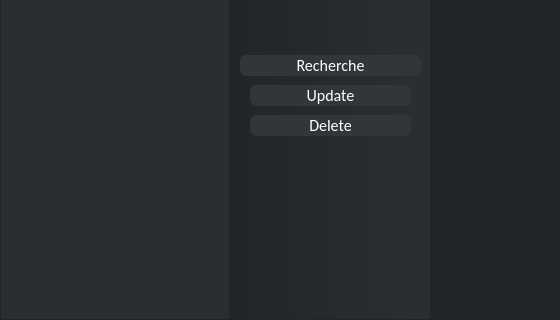
Old version of the form mainwindow.ui in the repository Hamzabensaid/ProjetControl; both pictures show x 0 to 560 and y 375 to 695 of the 1195 by 695 pixel window.
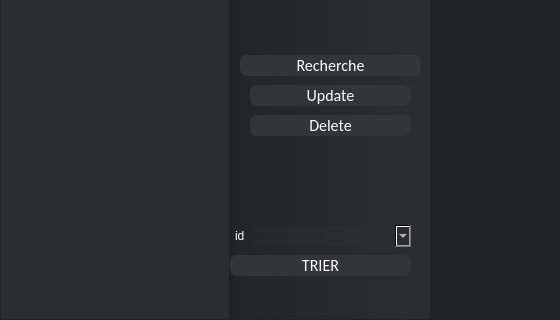
New version of the form. The open tabs and pages were chosen to show the change.

The edit to the form file:
```diff
--- a/mainwindow.ui
+++ b/mainwindow.ui
@@ -1917,6 +1917,85 @@
               <string>Delete</string>
              </property>
             </widget>
+            <widget class="QComboBox" name="EventTriComboBox">
+             <property name="geometry">
+              <rect>
+               <x>0</x>
+               <y>510</y>
+               <width>181</width>
+               <height>22</height>
+              </rect>
+             </property>
+             <property name="styleSheet">
+              <string notr="true">color: rgb(255, 255, 255);</string>
+             </property>
+             <item>
+              <property name="text">
+               <string>id</string>
+              </property>
+             </item>
+             <item>
+              <property name="text">
+               <string>titre</string>
+              </property>
+             </item>
+             <item>
+              <property name="text">
+               <string>capacite</string>
+              </property>
+             </item>
+             <item>
+              <property name="text">
+               <string>prix</string>
+              </property>
+             </item>
+             <item>
+              <property name="text">
+               <string/>
+              </property>
+             </item>
+            </widget>
+            <widget class="QPushButton" name="TriEventButton">
+             <property name="geometry">
+              <rect>
+               <x>0</x>
+               <y>540</y>
+               <width>181</width>
+               <height>21</height>
+              </rect>
+             </property>
+             <property name="styleSheet">
+              <string notr="true">QPushButton
+{
+	background-color:rgb(50, 53, 57);
+	border-style:solid;
+	border-radius:7px;
+	border-width:1px;
+border-color: rgb(50, 53, 57);
+	color:#ffffff;
+	font-size:16px;
+font-family:Calibri;
+}
+
+QPushButton:hover
+{
+	background-color: #00000000;
+	border-color: rgb(30, 227, 0);
+	/*color:rgb(30, 227, 0);*/
+}
+
+QPushButton:focus
+{
+	background-color:  rgb(30, 227, 0);
+	border-color: rgba(30, 227, 0,0);
+	color:rgb(255, 255, 255);
+}
+</string>
+             </property>
+             <property name="text">
+              <string>TRIER</string>
+             </property>
+            </widget>
            </widget>
           </item>
           <item>
```
Left out of the diff: 2 changed lines with no effect on the pictures.
